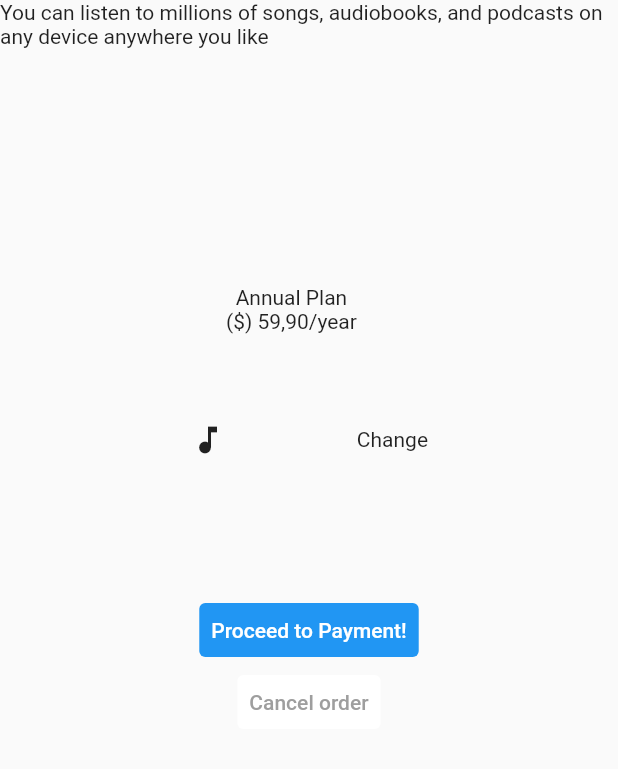
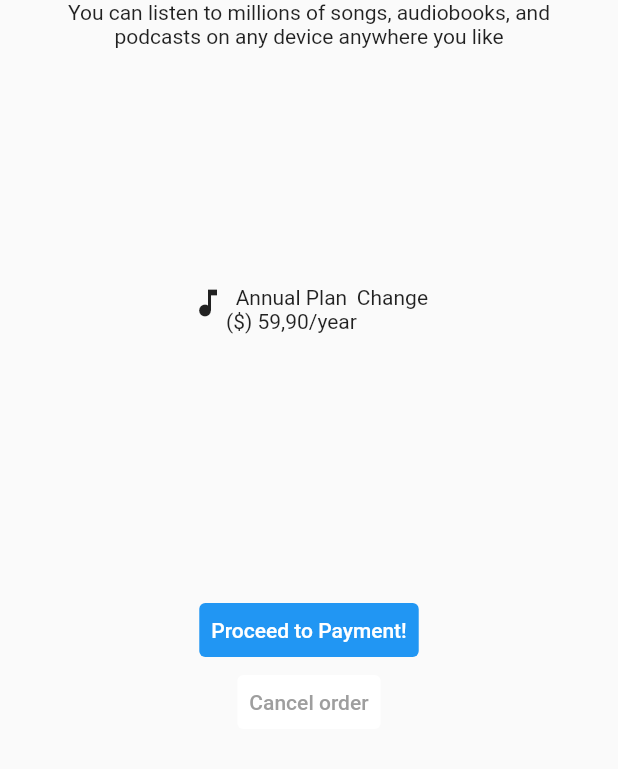
Before and after one commit to IggorSantos/order_summary, a Flutter app: the screen it shows after launch, on a phone screen of 412 x 824 dp, the part 333-1102 px from its top. Run offline on Flutter 3.47's test engine with Material 2 defaults, Android fonts, the phone set to English and light mode, and no system bars.

Commit message:
fix(Main): Colocando widgets na mesma linha e centralizando o texto

```diff
--- a/lib/main.dart
+++ b/lib/main.dart
@@ -37,7 +37,13 @@ Widget build(BuildContext context) {
             child: Column(
               children: <Widget>[
                 Text('Order Summary'),
-                Text('You can listen to millions of songs, audiobooks, and podcasts on any device anywhere you like'),
+                Container(
+                  padding: const EdgeInsets.only(left: 40, right: 40),
+                  child: Text(
+                  'You can listen to millions of songs, audiobooks, and podcasts on any device anywhere you like',
+                   textAlign: TextAlign.center,
+                  ),
+                ),
               ]
             ),
           ),
@@ -46,8 +52,15 @@ Widget build(BuildContext context) {
               mainAxisAlignment: MainAxisAlignment.center,
               crossAxisAlignment: CrossAxisAlignment.center,
               children: <Widget>[
-                Icon(
-                  Icons.music_note,
+                Column(
+                  children: <Widget>[
+                    Icon(
+                      Icons.music_note,
+                    ),
+                    SizedBox(
+                      height: 20,
+                    ),
+                  ]
                 ),
                 Column(
                   children: <Widget>[
@@ -55,7 +68,14 @@ Widget build(BuildContext context) {
                     Text('(\$) 59,90/year'),
                   ]
                 ),
-                Text('Change'),
+                Column(
+                  children: <Widget>[
+                    Text('Change'),
+                    SizedBox(
+                      height: 20,
+                    ),
+                  ]
+                ),
               ]
             ),
           ),
```
